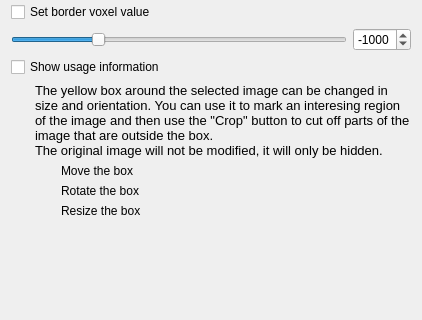
This is Plugins/org.mitk.gui.qt.imagecropper/src/internal/QmitkImageCropperControls.ui in MITK/MITK as Qt 5 draws it before an edit; both pictures show x 0 to 422 and y 83 to 403 of the 422 by 651 pixel window. The edited form follows.
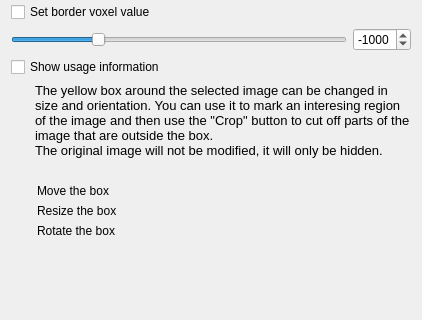
This is the edited form. Icons and pictures are not drawn.

Commit message: Show use information all the time. Text box is only shown by enable checkbox but command information to rotate/move/... is always useful.

```diff
--- a/Plugins/org.mitk.gui.qt.imagecropper/src/internal/QmitkImageCropperControls.ui
+++ b/Plugins/org.mitk.gui.qt.imagecropper/src/internal/QmitkImageCropperControls.ui
@@ -199,6 +199,25 @@
         </property>
        </widget>
       </item>
+     </layout>
+    </widget>
+   </item>
+   <item>
+    <spacer name="verticalSpacer">
+     <property name="orientation">
+      <enum>Qt::Vertical</enum>
+     </property>
+     <property name="sizeType">
+      <enum>QSizePolicy::Minimum</enum>
+     </property>
+     <property name="sizeHint" stdset="0">
+      <size>
+       <width>20</width>
+       <height>20</height>
+      </size>
+     </property>
+    </spacer>
+   </item>
       <item>
        <layout class="QHBoxLayout">
         <item>
@@ -251,61 +270,6 @@
         </item>
        </layout>
       </item>
-      <item>
-       <layout class="QHBoxLayout">
-        <item>
-         <widget class="QLabel" name="pixlblWhatToDo_3">
-          <property name="sizePolicy">
-           <sizepolicy hsizetype="Fixed" vsizetype="Fixed">
-            <horstretch>0</horstretch>
-            <verstretch>0</verstretch>
-           </sizepolicy>
-          </property>
-          <property name="text">
-           <string/>
-          </property>
-          <property name="pixmap">
-           <pixmap resource="../../resources/imagecropper.qrc">:/imagecropper/btn_ctrl.xpm</pixmap>
-          </property>
-          <property name="scaledContents">
-           <bool>false</bool>
-          </property>
-          <property name="wordWrap">
-           <bool>false</bool>
-          </property>
-         </widget>
-        </item>
-        <item>
-         <widget class="QLabel" name="pixlblWhatToDo_2_2">
-          <property name="sizePolicy">
-           <sizepolicy hsizetype="Fixed" vsizetype="Fixed">
-            <horstretch>0</horstretch>
-            <verstretch>0</verstretch>
-           </sizepolicy>
-          </property>
-          <property name="pixmap">
-           <pixmap resource="../../resources/imagecropper.qrc">:/imagecropper/mouse_middle.xpm</pixmap>
-          </property>
-          <property name="scaledContents">
-           <bool>false</bool>
-          </property>
-          <property name="wordWrap">
-           <bool>false</bool>
-          </property>
-         </widget>
-        </item>
-        <item>
-         <widget class="QLabel" name="textLabel2_2">
-          <property name="text">
-           <string>Rotate the box</string>
-          </property>
-          <property name="wordWrap">
-           <bool>false</bool>
-          </property>
-         </widget>
-        </item>
-       </layout>
-      </item>
       <item>
        <layout class="QHBoxLayout">
         <item>
@@ -361,8 +325,60 @@
         </item>
        </layout>
       </item>
-     </layout>
-    </widget>
+   <item>
+    <layout class="QHBoxLayout">
+     <item>
+      <widget class="QLabel" name="pixlblWhatToDo_3">
+       <property name="sizePolicy">
+        <sizepolicy hsizetype="Fixed" vsizetype="Fixed">
+         <horstretch>0</horstretch>
+         <verstretch>0</verstretch>
+        </sizepolicy>
+       </property>
+       <property name="text">
+        <string/>
+       </property>
+       <property name="pixmap">
+        <pixmap resource="../../resources/imagecropper.qrc">:/imagecropper/btn_ctrl.xpm</pixmap>
+       </property>
+       <property name="scaledContents">
+        <bool>false</bool>
+       </property>
+       <property name="wordWrap">
+        <bool>false</bool>
+       </property>
+      </widget>
+     </item>
+     <item>
+      <widget class="QLabel" name="pixlblWhatToDo_2_2">
+       <property name="sizePolicy">
+        <sizepolicy hsizetype="Fixed" vsizetype="Fixed">
+         <horstretch>0</horstretch>
+         <verstretch>0</verstretch>
+        </sizepolicy>
+       </property>
+       <property name="pixmap">
+        <pixmap resource="../../resources/imagecropper.qrc">:/imagecropper/mouse_middle.xpm</pixmap>
+       </property>
+       <property name="scaledContents">
+        <bool>false</bool>
+       </property>
+       <property name="wordWrap">
+        <bool>false</bool>
+       </property>
+      </widget>
+     </item>
+     <item>
+      <widget class="QLabel" name="textLabel2_2">
+       <property name="text">
+        <string>Rotate the box</string>
+       </property>
+       <property name="wordWrap">
+        <bool>false</bool>
+       </property>
+      </widget>
+     </item>
+    </layout>
    </item>
    <item>
     <spacer name="spacer3">
```
Left out of the diff: 2 changed lines with no effect on the pictures. Lines whose indentation alone changed are shown as unchanged.
